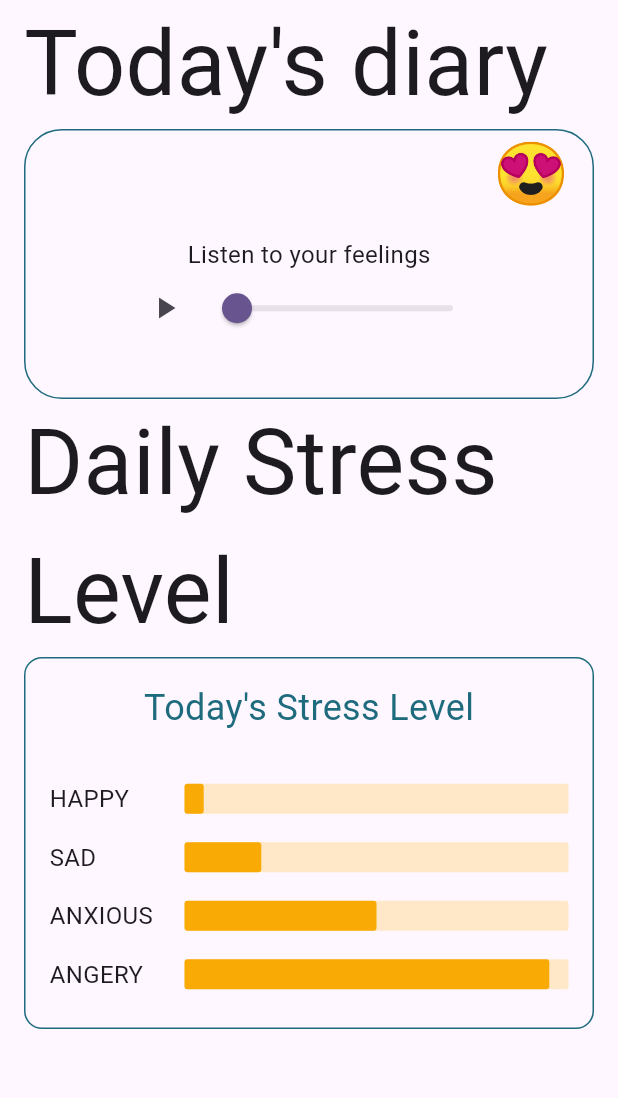
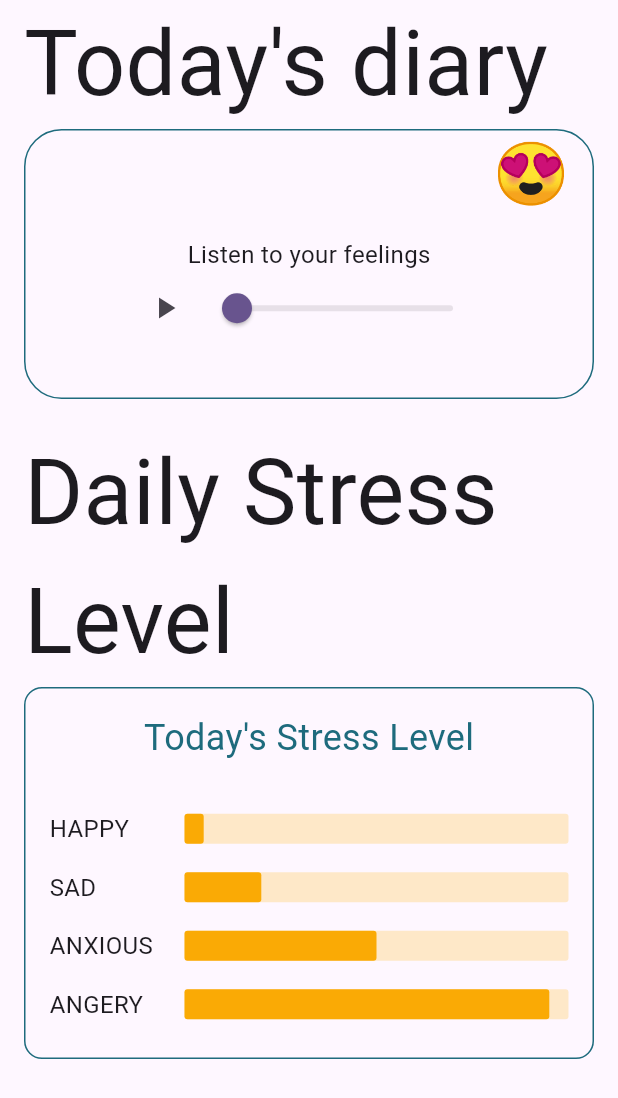
Before and after one commit to Solution-Challenge-stress-solution/FrontEnd, a Flutter app: the HomePage screen opened directly with empty values, on a phone screen of 412 x 824 dp. Shown: the top 1098 px of the screen. Run offline on Flutter 3.47's test engine with Material 3 defaults, Android fonts, the phone set to English and light mode, and no system bars; our stand-ins replace audioplayers, flutter_local_notifications, google_sign_in, shared_preferences, table_calendar, timezone; missing offline and left inert: flutter_facebook_auth, kakao_flutter_sdk_user; accounts and stored records are empty; Roboto replaces fonts that are missing (Dongle, NanumGothic).

Commit message:
style: text alignment

```diff
--- a/lib/pages/home_page.dart
+++ b/lib/pages/home_page.dart
@@ -31,9 +31,15 @@ class _HomePageState extends State<HomePage> {
                   )),
               isRecorded
                   ? defaultTodaysDiary(widget.navigateToDiaryPage)
-                  : const Column(children: <Widget>[
+                  : const Column(
+                      mainAxisAlignment: MainAxisAlignment.center,
+                      crossAxisAlignment: CrossAxisAlignment.start,
+                      children: <Widget>[
                           SizedBox(
-                          width: 400, height: 180, child: AudioPlayerWidget()),
+                              width: 400,
+                              height: 180,
+                              child: AudioPlayerWidget()),
+                          SizedBox(height: 20),
                           Text('Daily Stress Level',
                               style: TextStyle(
                                 fontFamily: 'Dongle',
```
Lines whose indentation alone changed are shown as unchanged.
